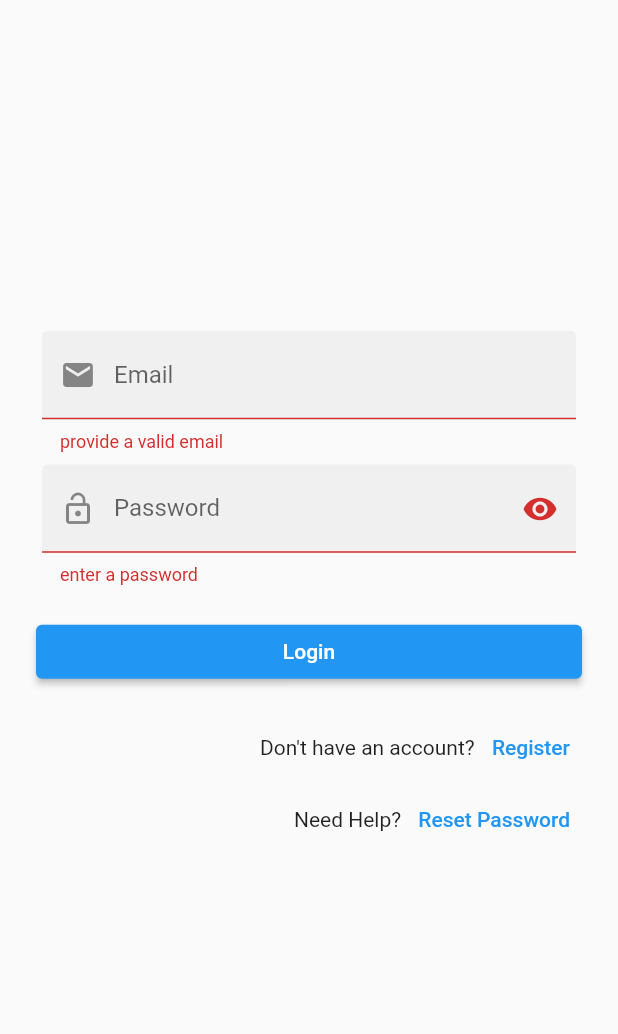
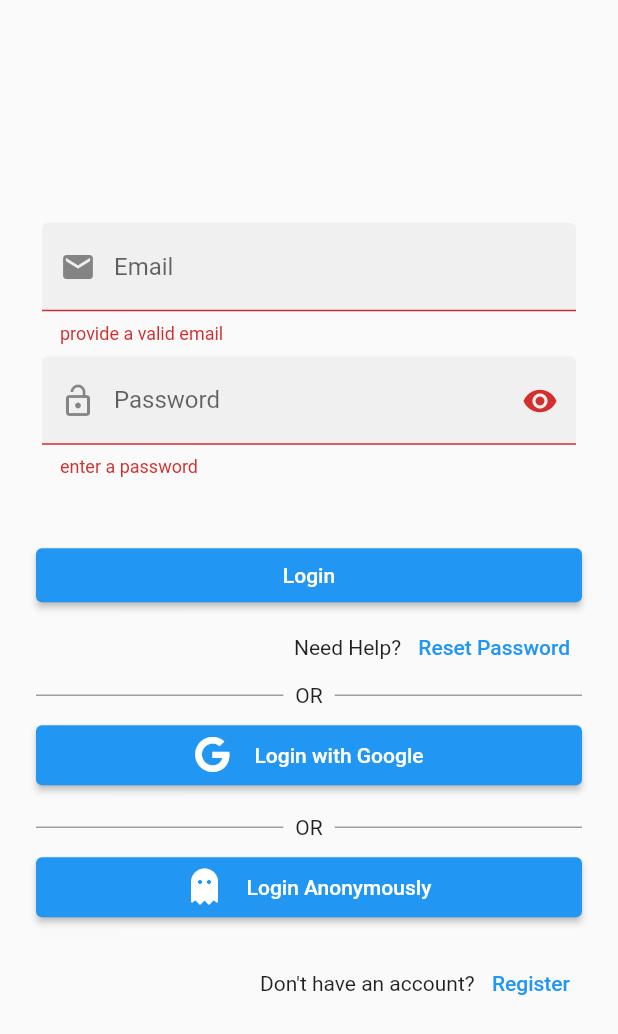
Before and after one commit to SamratAlShahriar/flutter_ecom_app_customer, a Flutter app: the screen it shows after launch, after a tap on "Login", on a phone screen of 412 x 824 dp. Shown: the top 1034 px of the screen. Run offline on Flutter 3.47's test engine with Material 2 defaults, Android fonts, the phone set to English and light mode, and no system bars; our stand-ins replace cached_network_image, cloud_firestore, connectivity_plus, firebase_auth, firebase_core, firebase_storage and 2 more; accounts and stored records are empty.

Commit message:
login anonymously;

```diff
--- a/lib/main.dart
+++ b/lib/main.dart
@@ -1,6 +1,7 @@
 import 'package:firebase_core/firebase_core.dart';
 import 'package:flutter/material.dart';
 import 'package:flutter_easyloading/flutter_easyloading.dart';
+import 'package:flutter_ecom_app_customer/pages/home_page.dart';
 import 'package:flutter_ecom_app_customer/pages/launcher_page.dart';
 import 'package:flutter_ecom_app_customer/pages/login_page.dart';
 import 'package:flutter_ecom_app_customer/pages/order_page.dart';
@@ -36,10 +37,11 @@ class MyApp extends StatelessWidget {
   @override
   Widget build(BuildContext context) {
     return MaterialApp(
-      initialRoute: LauncherPage.routeName,
+      initialRoute: Homepage.routeName,
       routes: {
         LauncherPage.routeName: (_) => const LauncherPage(),
         LoginPage.routeName: (_) => const LoginPage(),
+        Homepage.routeName: (_) => const Homepage(),
         OrderPage.routeName: (_) => const OrderPage(),
         ProductDetailsPage.routeName: (_) => const ProductDetailsPage(),
         ViewProductPage.routeName: (_) => const ViewProductPage(),
--- /dev/null
+++ b/lib/menus/main_drawer.dart
@@ -0,0 +1,23 @@
+import 'package:flutter/material.dart';
+import 'package:flutter_ecom_app_customer/database/auth/auth_service.dart';
+import 'package:flutter_ecom_app_customer/pages/launcher_page.dart';
+import 'package:flutter_ecom_app_customer/themes/font_awesome5_icons.dart';
+
+class MainDrawer extends StatelessWidget {
+  const MainDrawer({Key? key}) : super(key: key);
+
+  @override
+  Widget build(BuildContext context) {
+    return Drawer(
+      child: ListView(
+        children: [
+          IconButton(onPressed: () {
+            AuthService.logout().then((value) {
+              Navigator.pushReplacementNamed(context, LauncherPage.routeName);
+            });
+          }, icon: Icon(FontAwesome5.sign_out_alt))
+        ],
+      ),
+    );
+  }
+}
--- /dev/null
+++ b/lib/pages/home_page.dart
@@ -0,0 +1,20 @@
+import 'package:flutter/gestures.dart';
+import 'package:flutter/material.dart';
+import 'package:flutter_ecom_app_customer/menus/main_drawer.dart';
+
+class Homepage extends StatelessWidget {
+  static const String routeName = '/homepage';
+  const Homepage({Key? key}) : super(key: key);
+
+  @override
+  Widget build(BuildContext context) {
+    return Scaffold(
+      appBar: AppBar(),
+      drawer: MainDrawer(),
+      drawerDragStartBehavior:DragStartBehavior.down,
+      drawerEdgeDragWidth: 10,drawerEnableOpenDragGesture: true,
+      endDrawer: MainDrawer(),
+
+    );
+  }
+}
--- a/lib/pages/launcher_page.dart
+++ b/lib/pages/launcher_page.dart
@@ -1,4 +1,5 @@
 import 'package:flutter/material.dart';
+import 'package:flutter_ecom_app_customer/pages/home_page.dart';
 
 
 import '../database/auth/auth_service.dart';
@@ -13,7 +14,7 @@ class LauncherPage extends StatelessWidget {
   Widget build(BuildContext context) {
     Future.delayed(Duration.zero, () {
       if (AuthService.currentUser != null) {
-        //Navigator.pushReplacementNamed(context, DashboardPage.routeName);
+        Navigator.pushReplacementNamed(context, Homepage.routeName);
       } else {
         Navigator.pushReplacementNamed(context, LoginPage.routeName);
       }
--- a/lib/pages/login_page.dart
+++ b/lib/pages/login_page.dart
@@ -1,6 +1,8 @@
 import 'package:firebase_auth/firebase_auth.dart';
 import 'package:flutter/material.dart';
 import 'package:flutter_easyloading/flutter_easyloading.dart';
+import 'package:flutter_ecom_app_customer/pages/launcher_page.dart';
+import 'package:flutter_ecom_app_customer/themes/font_awesome5_icons.dart';
 import '../database/auth/auth_service.dart';
 import '../utils/helper_functions.dart';
 import '../utils/widget_functions.dart';
@@ -79,16 +81,109 @@ class _LoginPageState extends State<LoginPage> {
                   },
                 ),
               ),
-              const SizedBox(
-                height: 16,
+              Padding(
+                padding: const EdgeInsets.all(8.0),
+                child: Text(
+                  _errMsg,
+                  style: const TextStyle(
+                    fontSize: 18.0,
+                    color: Colors.red,
+                  ),
+                ),
               ),
               ElevatedButton(
                 onPressed: _login,
-                child: const Text('Login'),
+                child: const Padding(
+                  padding: EdgeInsets.all(8.0),
+                  child: Text('Login'),
+                ),
               ),
-              const SizedBox(
-                height: 16,
+              Row(
+                mainAxisAlignment: MainAxisAlignment.end,
+                children: [
+                  const Text('Need Help? '),
+                  TextButton(
+                    onPressed: _resetPassword,
+                    child: const Text('Reset Password'),
+                  ),
+                ],
               ),
+              Row(
+                children: const [
+                  Expanded(
+                    child: Divider(
+                      thickness: 1,
+                      color: Colors.grey,
+                    ),
+                  ),
+                  Padding(
+                    padding: EdgeInsets.symmetric(horizontal: 8.0),
+                    child: Text('OR'),
+                  ),
+                  Expanded(
+                    child: Divider(
+                      thickness: 1,
+                      color: Colors.grey,
+                    ),
+                  ),
+                ],
+              ),
+              const SizedBox(height: 8,),
+              ElevatedButton(
+                onPressed: _loginWithGoogle,
+                child: Padding(
+                  padding: const EdgeInsets.all(8.0),
+                  child: Row(
+                    mainAxisAlignment: MainAxisAlignment.center,
+                    children: const [
+                      Icon(FontAwesome5.google_1),
+                      SizedBox(
+                        width: 16.0,
+                      ),
+                      Text('Login with Google')
+                    ],
+                  ),
+                ),
+              ),
+              const SizedBox(height: 16,),
+              Row(
+                children: const [
+                  Expanded(
+                    child: Divider(
+                      thickness: 1,
+                      color: Colors.grey,
+                    ),
+                  ),
+                  Padding(
+                    padding: EdgeInsets.symmetric(horizontal: 8.0),
+                    child: Text('OR'),
+                  ),
+                  Expanded(
+                    child: Divider(
+                      thickness: 1,
+                      color: Colors.grey,
+                    ),
+                  ),
+                ],
+              ),
+              const SizedBox(height: 8,),
+              ElevatedButton(
+                onPressed: _loginAnonymously,
+                child: Padding(
+                  padding: const EdgeInsets.all(8.0),
+                  child: Row(
+                    mainAxisAlignment: MainAxisAlignment.center,
+                    children: const [
+                      Icon(FontAwesome5.ghost),
+                      SizedBox(
+                        width: 16.0,
+                      ),
+                      Text('Login Anonymously'),
+                    ],
+                  ),
+                ),
+              ),
+              const SizedBox(height: 16,),
               Row(
                 mainAxisAlignment: MainAxisAlignment.end,
                 children: [
@@ -98,25 +193,6 @@ class _LoginPageState extends State<LoginPage> {
                     child: const Text('Register'),
                   ),
                 ],
-              ),Row(
-                mainAxisAlignment: MainAxisAlignment.end,
-                children: [
-                  const Text('Need Help? '),
-                  TextButton(
-                    onPressed: _resetPassword,
-                    child: const Text('Reset Password'),
-                  ),
-                ],
-              ),
-              Padding(
-                padding: const EdgeInsets.all(8.0),
-                child: Text(
-                  _errMsg,
-                  style: const TextStyle(
-                    fontSize: 18.0,
-                    color: Colors.red,
-                  ),
-                ),
               ),
             ],
           ),
@@ -138,11 +214,9 @@ class _LoginPageState extends State<LoginPage> {
         hint: 'Enter email',
         onSubmit: (email) {
           if (email.isNotEmpty && email.contains('@')) {
-            AuthService.resetPassword(email)
-                .then((value) {
-                  showMsg(context, 'Password reset link sent to $email');
-            })
-                .catchError((error) {
+            AuthService.resetPassword(email).then((value) {
+              showMsg(context, 'Password reset link sent to $email');
+            }).catchError((error) {
               _errMsg = error.toString();
             });
           }
@@ -157,9 +231,7 @@ class _LoginPageState extends State<LoginPage> {
       final email = _emailController.text;
       final pass = _passController.text;
 
-      try {
-
-      } on FirebaseAuthException catch (error) {
+      try {} on FirebaseAuthException catch (error) {
         EasyLoading.dismiss();
         setState(() {
           _errMsg = error.message!;
@@ -168,7 +240,15 @@ class _LoginPageState extends State<LoginPage> {
     }
   }
 
-  void _register() {
+  void _register() {}
+
+  void _loginWithGoogle() {
 
   }
+
+  void _loginAnonymously() {
+    AuthService.loginAsGuest().then((value) {
+      Navigator.pushReplacementNamed(context, LauncherPage.routeName);
+    });
+  }
 }
```
